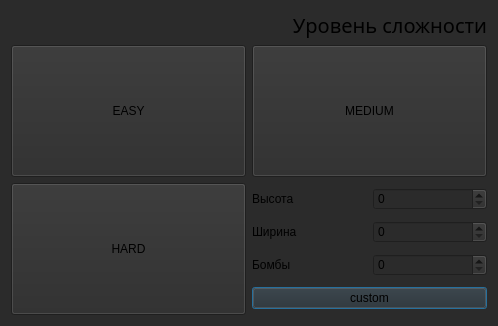
Qt form newgamedialog.ui (mrtokii/sweep-hard) before a commit.
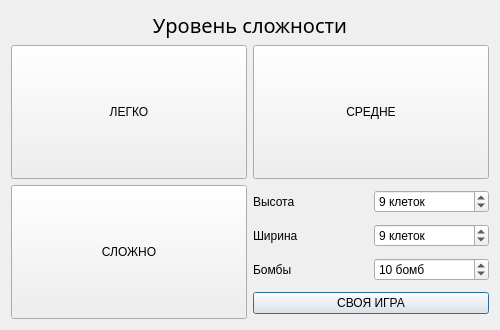
The same form after that commit.

Patch:
```diff
--- a/newgamedialog.ui
+++ b/newgamedialog.ui
@@ -6,15 +6,21 @@
    <rect>
     <x>0</x>
     <y>0</y>
-    <width>498</width>
-    <height>326</height>
+    <width>500</width>
+    <height>330</height>
    </rect>
   </property>
+  <property name="maximumSize">
+   <size>
+    <width>500</width>
+    <height>330</height>
+   </size>
+  </property>
   <property name="windowTitle">
    <string>Dialog</string>
   </property>
   <property name="styleSheet">
-   <string notr="true">background-color: rgb(43, 43, 43);</string>
+   <string notr="true"/>
   </property>
   <layout class="QVBoxLayout" name="verticalLayout">
    <item>
@@ -34,7 +40,7 @@
         <string>Уровень сложности</string>
        </property>
        <property name="alignment">
-        <set>Qt::AlignBottom|Qt::AlignRight|Qt::AlignTrailing</set>
+        <set>Qt::AlignBottom|Qt::AlignHCenter</set>
        </property>
       </widget>
      </item>
@@ -52,13 +58,49 @@
         </widget>
        </item>
        <item row="1" column="1">
-        <widget class="QSpinBox" name="customWidth"/>
+        <widget class="QSpinBox" name="customWidth">
+         <property name="suffix">
+          <string> клеток</string>
+         </property>
+         <property name="minimum">
+          <number>4</number>
+         </property>
+         <property name="value">
+          <number>9</number>
+         </property>
+        </widget>
        </item>
        <item row="0" column="1">
-        <widget class="QSpinBox" name="customHeight"/>
+        <widget class="QSpinBox" name="customHeight">
+         <property name="suffix">
+          <string> клеток</string>
+         </property>
+         <property name="prefix">
+          <string/>
+         </property>
+         <property name="minimum">
+          <number>4</number>
+         </property>
+         <property name="value">
+          <number>9</number>
+         </property>
+        </widget>
        </item>
        <item row="2" column="1">
-        <widget class="QSpinBox" name="customBombs"/>
+        <widget class="QSpinBox" name="customBombs">
+         <property name="suffix">
+          <string> бомб</string>
+         </property>
+         <property name="minimum">
+          <number>1</number>
+         </property>
+         <property name="maximum">
+          <number>500</number>
+         </property>
+         <property name="value">
+          <number>10</number>
+         </property>
+        </widget>
        </item>
        <item row="1" column="0">
         <widget class="QLabel" name="widthLabel">
@@ -77,7 +119,7 @@
        <item row="3" column="0" colspan="2">
         <widget class="QPushButton" name="startCustom">
          <property name="text">
-          <string>custom</string>
+          <string>СВОЯ ИГРА</string>
          </property>
         </widget>
        </item>
@@ -92,7 +134,7 @@
         </sizepolicy>
        </property>
        <property name="text">
-        <string>EASY</string>
+        <string>ЛЕГКО</string>
        </property>
       </widget>
      </item>
@@ -105,7 +147,7 @@
         </sizepolicy>
        </property>
        <property name="text">
-        <string>MEDIUM</string>
+        <string>СРЕДНЕ</string>
        </property>
       </widget>
      </item>
@@ -118,7 +160,7 @@
         </sizepolicy>
        </property>
        <property name="text">
-        <string>HARD</string>
+        <string>СЛОЖНО</string>
        </property>
       </widget>
      </item>
```
Left out of the diff: 2 changed lines with no effect on the pictures.
